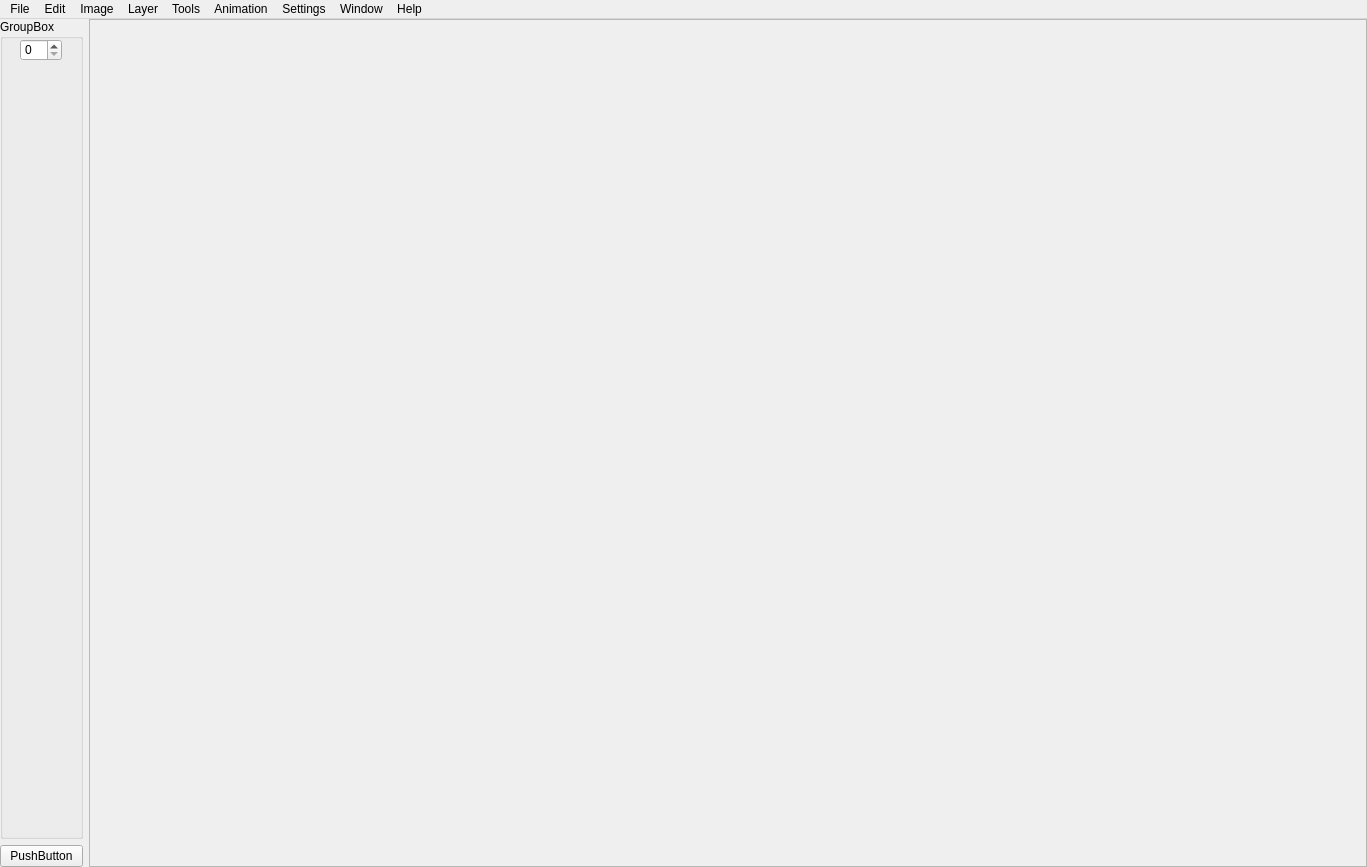
Zipeerix/capy-art-studio, file src/ui/MainWindow.ui: the form before one commit.
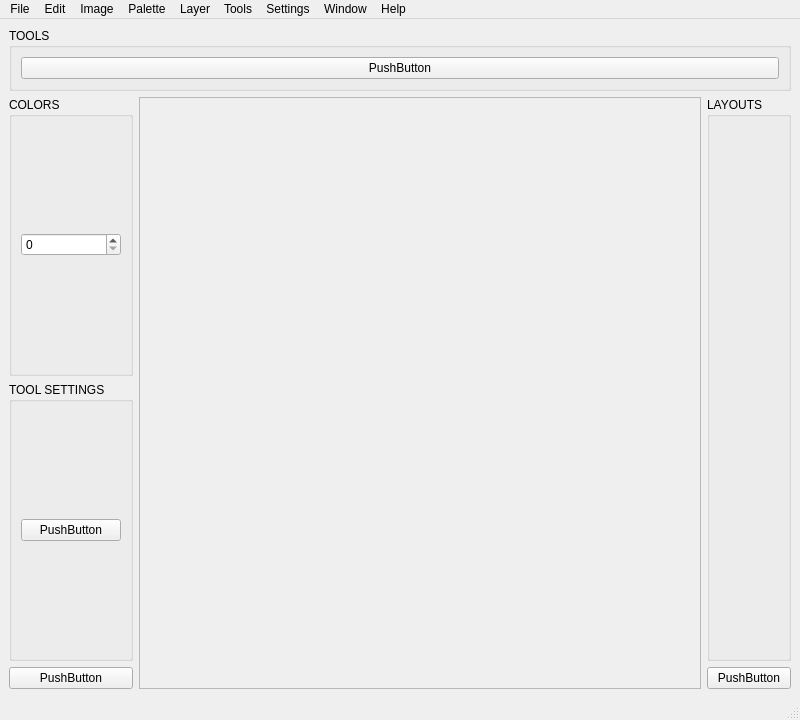
The form after the commit. Icons and pictures are not drawn.

The edit to the form file:
```diff
--- a/src/ui/MainWindow.ui
+++ b/src/ui/MainWindow.ui
@@ -6,8 +6,8 @@
    <rect>
     <x>0</x>
     <y>0</y>
-    <width>1367</width>
-    <height>867</height>
+    <width>800</width>
+    <height>720</height>
    </rect>
   </property>
   <property name="windowTitle">
@@ -18,19 +18,25 @@
     <normaloff>:/icon.png</normaloff>:/icon.png</iconset>
   </property>
   <widget class="QWidget" name="centralwidget">
+   <layout class="QVBoxLayout" name="verticalLayout_10">
+    <item>
+     <widget class="QGroupBox" name="groupBox_5">
+      <property name="title">
+       <string>TOOLS</string>
+      </property>
+      <layout class="QHBoxLayout" name="horizontalLayout_5">
+       <item>
+        <widget class="QPushButton" name="pushButton_4">
+         <property name="text">
+          <string>PushButton</string>
+         </property>
+        </widget>
+       </item>
+      </layout>
+     </widget>
+    </item>
+    <item>
    <layout class="QHBoxLayout" name="horizontalLayout">
-    <property name="leftMargin">
-     <number>0</number>
-    </property>
-    <property name="topMargin">
-     <number>0</number>
-    </property>
-    <property name="rightMargin">
-     <number>0</number>
-    </property>
-    <property name="bottomMargin">
-     <number>0</number>
-    </property>
     <item>
      <layout class="QVBoxLayout" name="verticalLayout">
       <item>
@@ -38,21 +44,32 @@
         <item>
          <widget class="QGroupBox" name="groupBox">
           <property name="title">
-           <string>GroupBox</string>
-          </property>
-          <widget class="QSpinBox" name="layerSpinBox">
-           <property name="geometry">
-            <rect>
-             <x>20</x>
-             <y>20</y>
-             <width>42</width>
-             <height>22</height>
-            </rect>
-           </property>
-          </widget>
-         </widget>
-        </item>
-       </layout>
+             <string>COLORS</string>
+            </property>
+            <layout class="QVBoxLayout" name="verticalLayout_5">
+             <item>
+              <widget class="QSpinBox" name="layerSpinBox"/>
+             </item>
+            </layout>
+           </widget>
+          </item>
+         </layout>
+        </item>
+        <item>
+         <widget class="QGroupBox" name="groupBox_4">
+          <property name="title">
+           <string>TOOL SETTINGS</string>
+          </property>
+          <layout class="QVBoxLayout" name="verticalLayout_9">
+           <item>
+            <widget class="QPushButton" name="pushButton_3">
+             <property name="text">
+              <string>PushButton</string>
+             </property>
+            </widget>
+           </item>
+          </layout>
+         </widget>
       </item>
       <item>
        <widget class="QPushButton" name="pushButton">
@@ -73,8 +90,8 @@
         <rect>
          <x>0</x>
          <y>0</y>
-         <width>1253</width>
-         <height>822</height>
+           <width>518</width>
+           <height>550</height>
         </rect>
        </property>
        <layout class="QHBoxLayout" name="horizontalLayout_2">
@@ -94,14 +111,35 @@
       </widget>
      </widget>
     </item>
-   </layout>
+      <item>
+       <layout class="QVBoxLayout" name="verticalLayout_8">
+        <item>
+         <widget class="QGroupBox" name="groupBox_2">
+          <property name="title">
+           <string>LAYOUTS</string>
+          </property>
+         </widget>
+        </item>
+        <item>
+         <widget class="QPushButton" name="pushButton_2">
+          <property name="text">
+           <string>PushButton</string>
+          </property>
+         </widget>
+        </item>
+       </layout>
+      </item>
+     </layout>
+    </item>
+   </layout>
   </widget>
+  <widget class="QStatusBar" name="statusBar"/>
   <widget class="QMenuBar" name="menuBar">
    <property name="geometry">
     <rect>
      <x>0</x>
      <y>0</y>
-     <width>1367</width>
+     <width>800</width>
      <height>43</height>
     </rect>
    </property>
@@ -171,17 +209,17 @@
     <addaction name="actionNew_Window"/>
     <addaction name="actionClose_2"/>
    </widget>
-   <widget class="QMenu" name="menuAnimation">
+   <widget class="QMenu" name="menuPalette">
     <property name="title">
-     <string>Animation</string>
+     <string>Palette</string>
     </property>
    </widget>
    <addaction name="menuFile"/>
    <addaction name="menuEdit"/>
    <addaction name="menuImage"/>
+   <addaction name="menuPalette"/>
    <addaction name="menuLayer"/>
    <addaction name="menuTools"/>
-   <addaction name="menuAnimation"/>
    <addaction name="menuSettings"/>
    <addaction name="menuWindow"/>
    <addaction name="menuHelp"/>
```
Left out of the diff: 12 changed lines with no effect on the pictures. Lines whose indentation alone changed are shown as unchanged.
